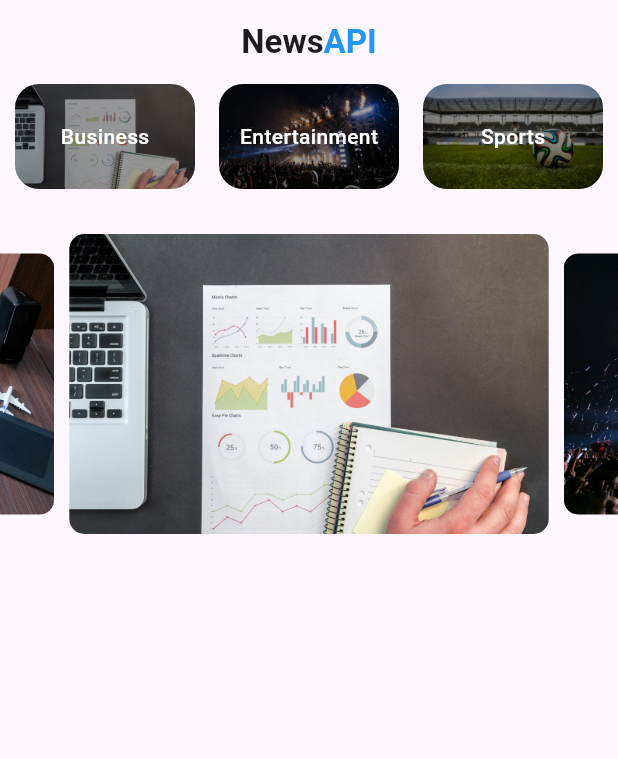
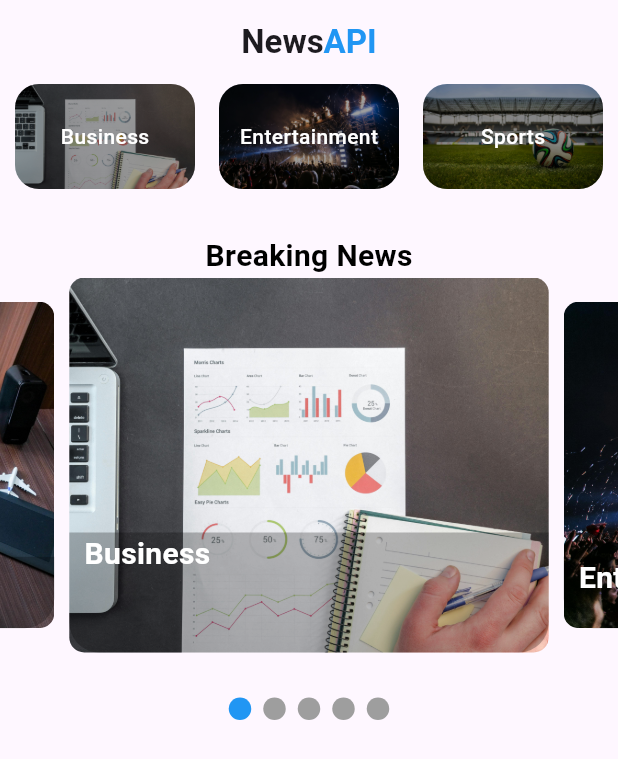
Before and after one commit to NtimaneKamohelo/news_app_api, a Flutter app: the screen it shows after launch, on a phone screen of 412 x 824 dp. Shown: the top 759 px of the screen. Run offline on Flutter 3.47's test engine with Material 3 defaults, Android fonts, the phone set to English and light mode, and no system bars; drawn by our look-alikes of carousel_slider, smooth_page_indicator.

```diff
--- a/lib/pages/home_page.dart
+++ b/lib/pages/home_page.dart
@@ -5,6 +5,7 @@ import 'package:news_app_api/models/slider_model.dart';
 import 'package:news_app_api/services/data.dart';
 import 'package:news_app_api/services/slider_data.dart';
 import 'package:news_app_api/widgets/category_tile.dart';
+import 'package:smooth_page_indicator/smooth_page_indicator.dart';
 
 class HomePage extends StatefulWidget {
   const HomePage({super.key});
@@ -17,6 +18,8 @@ class _HomePageState extends State<HomePage> {
 
   List<CategoryModel> categories = [];
   List<SliderModel> slider = [];
+
+  int activeIndex = 0;
 
   @override
   void initState() {
@@ -70,6 +73,13 @@ class _HomePageState extends State<HomePage> {
                 }),
             ),
             SizedBox(height: 30.0,),
+            Text("Breaking News",
+              style: TextStyle(
+                color: Colors.black,
+                fontSize: 20,
+                fontWeight: FontWeight.bold
+              ),
+            ),
             CarouselSlider.builder(
               itemCount: slider.length,
               itemBuilder: (context, index, realIndex){
@@ -78,12 +88,20 @@ class _HomePageState extends State<HomePage> {
                 return buildImage(res!, index, res1!);
               },
               options: CarouselOptions(
-                height: 200,
+                height: 250,
                 enlargeCenterPage: true,
                 autoPlay: true,
                 enlargeStrategy: CenterPageEnlargeStrategy.height,
+                onPageChanged: (index, reason){
+                  setState(() {
+                    activeIndex = index;
+                  });
+                }
               ),
             ),
+            SizedBox(height: 30,),
+            buildIndicator(),
+
           ],
         ),
 
@@ -91,15 +109,44 @@ class _HomePageState extends State<HomePage> {
       ),
     );
   }
+  Widget buildIndicator() => AnimatedSmoothIndicator(
+    activeIndex: activeIndex,
+    count: slider.length,
+    effect: const SlideEffect(dotWidth: 15, dotHeight: 15, activeDotColor: Colors.blue),
+  );
+
   Widget buildImage(String image, int index, String name) => Container(
     margin: EdgeInsets.symmetric(horizontal: 5),
-    child: ClipRRect(
-      borderRadius: BorderRadius.circular(10),
-      child: Image.asset(
-        image,
-        fit: BoxFit.cover,
-        width: MediaQuery.of(context).size.width,
+    child: Stack(
+      children: [
+        ClipRRect(
+          borderRadius: BorderRadius.circular(10),
+          child: Image.asset(
+            image,
+            height: 250,
+            fit: BoxFit.cover,
+            width: MediaQuery.of(context).size.width,
+            ),
         ),
+        Container(
+          height: 250,
+          padding: EdgeInsets.only(left: 10),
+          margin: EdgeInsets.only(top: 170),
+          width: MediaQuery.of(context).size.width,
+          decoration: const BoxDecoration(
+            color: Colors.black26,
+            borderRadius: BorderRadius.only(
+              bottomLeft: Radius.circular(20),
+            bottomRight: Radius.circular(20),
+            )
+          ),
+          child: Text(name,
+          style: const TextStyle(
+            color: Colors.white,
+            fontSize: 20.0,
+            fontWeight: FontWeight.bold),),
+        )
+      ],
     ),
   );
 }
--- a/pubspec.yaml
+++ b/pubspec.yaml
@@ -37,6 +37,7 @@ dependencies:
   # Use with the CupertinoIcons class for iOS style icons.
   cupertino_icons: ^1.0.8
   carousel_slider: ^5.0.0
+  smooth_page_indicator: ^1.2.1
 
 dev_dependencies:
   flutter_test:
```
Also changed, not shown: pubspec.lock.
